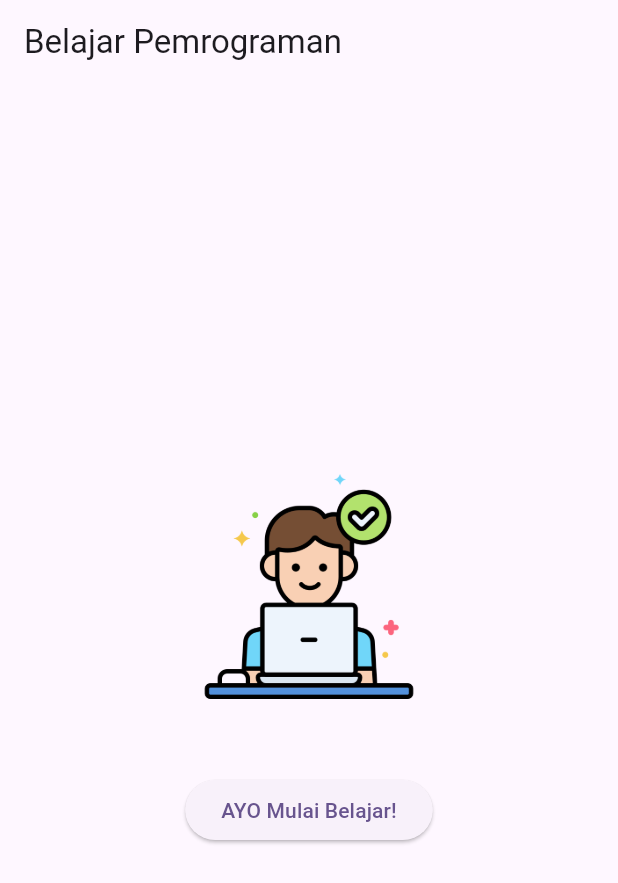
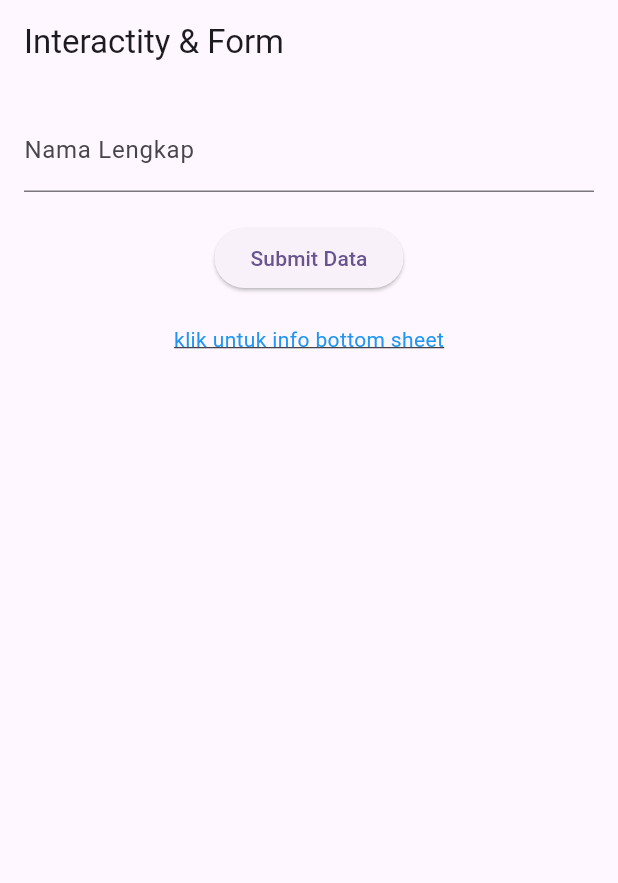
Before and after one commit to ichidha/prak-mobilelanjut-2417051067, a Flutter app: the screen it shows after launch, on a phone screen of 412 x 824 dp. Shown: the top 883 px of the screen. Run offline on Flutter 3.47's test engine with Material 3 defaults, Android fonts, the phone set to English and light mode, and no system bars.

Commit message:
Membuat Form Interaktif Pertemuan 4

```diff
--- a/lib/column_widget.dart
+++ b/lib/column_widget.dart
@@ -1,7 +1,7 @@
 import 'package:flutter/material.dart';
 
 class ColumnWidget extends StatelessWidget {
-  const ColumnWidget({Key? key}) : super(key: key);
+  const ColumnWidget({super.key});
 
   @override
   Widget build(BuildContext context) {
--- /dev/null
+++ b/lib/form_widget.dart
@@ -0,0 +1,80 @@
+import 'package:flutter/material.dart';
+
+class FormWidget extends StatefulWidget {
+  const FormWidget({super.key});
+
+  @override
+  State<FormWidget> createState() => _FormWidgetState();
+}
+
+class _FormWidgetState extends State<FormWidget> {
+  final formKey = GlobalKey<FormState>();
+  final TextEditingController _nameController = TextEditingController();
+
+  @override
+  Widget build(BuildContext context) {
+    return Scaffold(
+      appBar: AppBar(
+        title: const Text('Interactity & Form'),
+      ),
+      body: Padding(
+        padding: const EdgeInsets.all(16.0),
+        child: Form(
+          key: formKey,
+          child: Column(
+            children: [
+              TextFormField(
+                controller: _nameController,
+                decoration: const InputDecoration(
+                  labelText: 'Nama Lengkap',
+                ),
+                validator: (value) =>
+                    value == null || value.isEmpty ? 'Nama tidak boleh kosong' : null,
+              ),
+              const SizedBox(height: 20),
+              ElevatedButton(
+                onPressed: () {
+                  if (formKey.currentState!.validate()) {
+                    showDialog(
+                      context: context,
+                      builder: (context) => AlertDialog(
+                        title: const Text('Sukses'),
+                        content: Text('Halo: ${_nameController.text}'),
+                        actions: [
+                          TextButton(
+                            onPressed: () => Navigator.of(context).pop(),
+                            child: const Text('OK'),
+                          ),
+                        ],
+                      ),
+                    );
+                  }
+                },
+                child: const Text('Submit Data'),
+              ),
+              const SizedBox(height: 20),
+              GestureDetector(
+                onTap: () {
+                  showModalBottomSheet(
+                    context: context,
+                    builder: (context) => const Padding(
+                      padding: EdgeInsets.all(20.0),
+                      child: Text('Ini bottom sheet dari GestureDetector!'),
+                    ),
+                  );
+                },
+                child: const Text(
+                  "klik untuk info bottom sheet",
+                  style: TextStyle(
+                    color: Colors.blue,
+                    decoration: TextDecoration.underline,
+                  ),
+                ),
+              ),
+            ],
+          ),
+        ),
+      ),
+    );
+  }
+}
--- a/lib/main.dart
+++ b/lib/main.dart
@@ -1,7 +1,8 @@
 import 'package:flutter/material.dart';
 // import 'column_widget.dart';
 // import 'row_widget.dart';
-import 'first_widget.dart';
+// import 'first_widget.dart';
+import 'form_widget.dart';
 
 void main() {
   runApp(const MyApp());
@@ -20,7 +21,7 @@ class MyApp extends StatelessWidget {
         ), // ColorScheme.fromSeed
         useMaterial3: true,
       ), // ThemeData
-      home: const FirstWidget(),
+      home: const FormWidget(),
     ); // MaterialApp
   }
 }
--- a/lib/row_widget.dart
+++ b/lib/row_widget.dart
@@ -1,7 +1,7 @@
 import 'package:flutter/material.dart';
 
 class RowWidget extends StatelessWidget {
-  const RowWidget({Key? key}) : super(key: key);
+  const RowWidget({super.key});
 
   @override
   Widget build(BuildContext context) {
```
Also changed, not shown: flutter_02.png (added).
